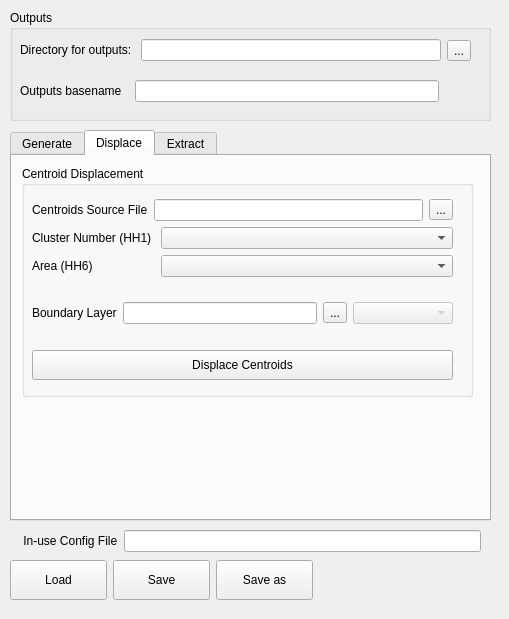
Above: plugin/mgp_dialog.ui from unicef-drp/mics-geocoding before the change. Below: the same form after it.
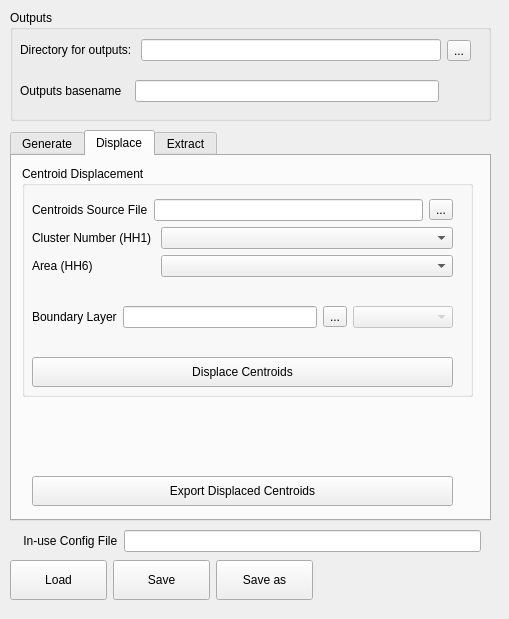
That is the form after the change. The open tabs and pages were chosen to show the change.

Commit message: feat(ui): [7]: add export disp anon to csv button

Diff of the .ui file:
```diff
--- a/plugin/mgp_dialog.ui
+++ b/plugin/mgp_dialog.ui
@@ -244,7 +244,7 @@
            <x>0</x>
            <y>23</y>
            <width>441</width>
-           <height>201</height>
+           <height>208</height>
           </rect>
          </property>
          <layout class="QVBoxLayout" name="verticalLayout_4">
@@ -417,6 +417,25 @@
          </layout>
         </widget>
        </widget>
+       <widget class="QPushButton" name="exportDisplacedCentroidsButton">
+        <property name="geometry">
+         <rect>
+          <x>20</x>
+          <y>320</y>
+          <width>421</width>
+          <height>30</height>
+         </rect>
+        </property>
+        <property name="minimumSize">
+         <size>
+          <width>0</width>
+          <height>30</height>
+         </size>
+        </property>
+        <property name="text">
+         <string>Export Displaced Centroids</string>
+        </property>
+       </widget>
       </widget>
       <widget class="QWidget" name="tab_step3">
        <attribute name="title">
```
Left out of the diff: 2 changed lines with no effect on the pictures. The commit also changes 4 other files.
